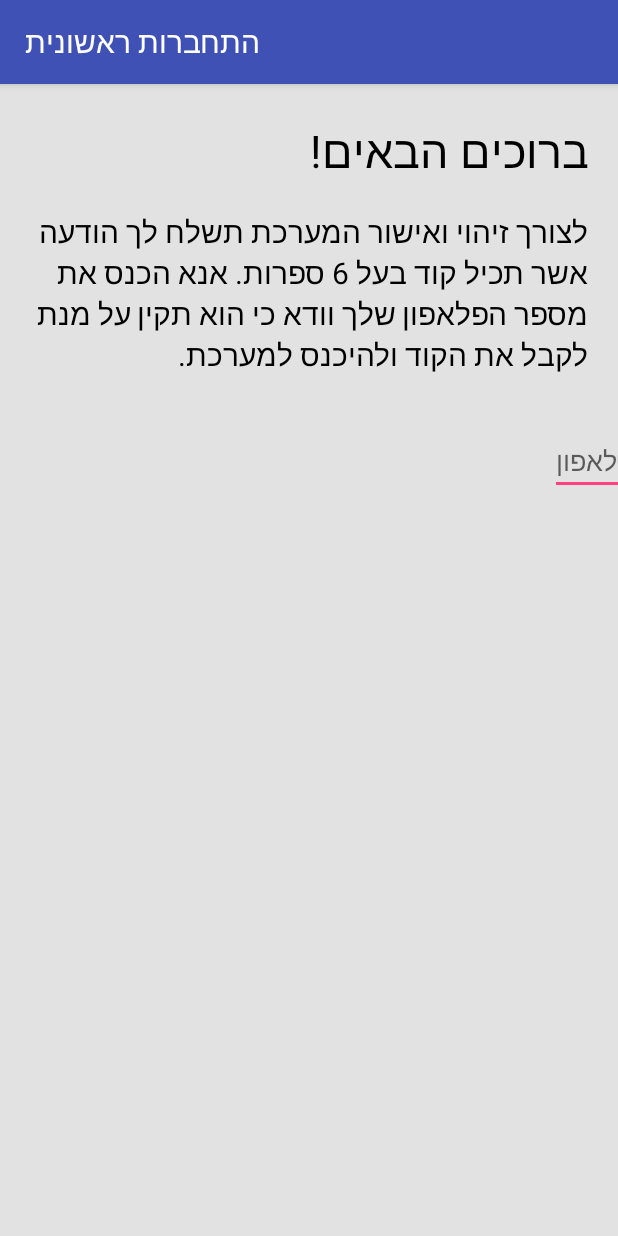
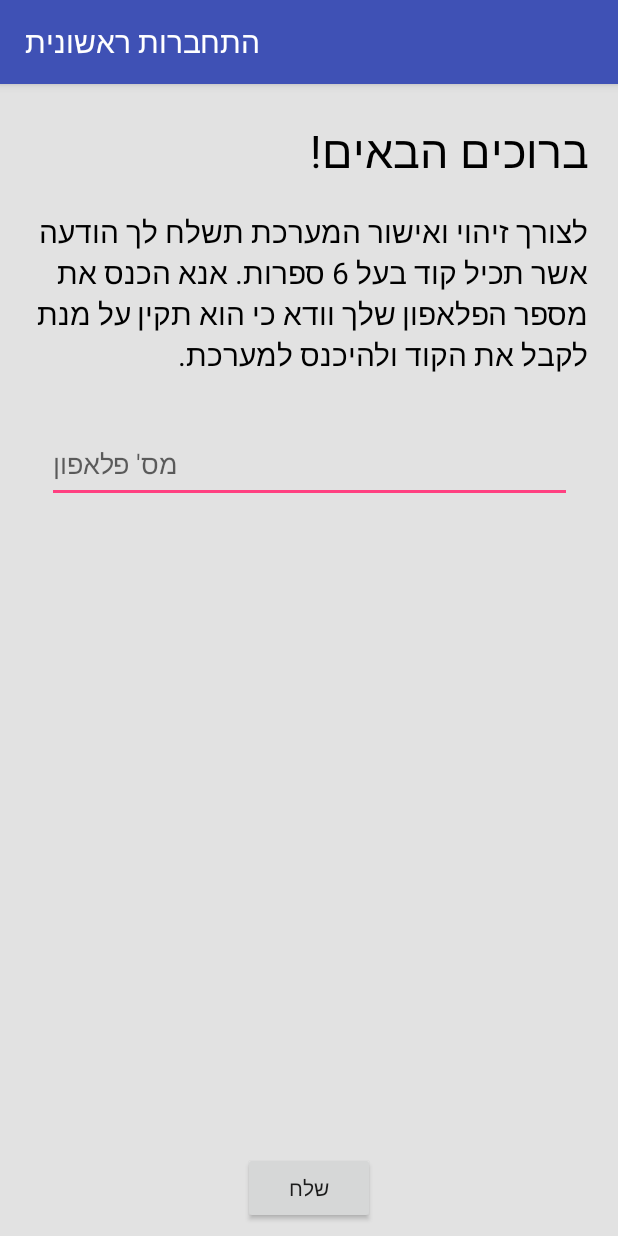
Before and after one commit to dordots/Yedidim, an Android app: the screen it shows after launch (LoginActivity), on a phone screen of 412 x 824 dp. Run offline under Robolectric (Android 15) with nearby library versions, the phone set to English and light mode, and no system bars; our stand-ins replace ButterKnife, Dagger/Hilt's generated code, Firebase (no records; nobody signed in at launch, a user with empty details on screens opened directly), RxJava, Timber; libraries missing offline, so code that uses them is left out: com.jakewharton.rxbinding2; 4 statements that could not run were skipped.

Commit message:
change login page

```diff
--- a/app/src/main/AndroidManifest.xml
+++ b/app/src/main/AndroidManifest.xml
@@ -24,7 +24,8 @@
         </activity>
         <activity
             android:name=".LoginActivity"
-            android:label="@string/first_login" />
+            android:label="@string/first_login"
+            android:windowSoftInputMode="adjustResize"/>
         <activity
             android:name=".Activity.PersonalInformationActivity"
             android:label="@string/personal_information_title" />
--- a/app/src/main/res/layout/activity_login.xml
+++ b/app/src/main/res/layout/activity_login.xml
@@ -4,7 +4,7 @@
     xmlns:tools="http://schemas.android.com/tools"
     android:layout_width="match_parent"
     android:layout_height="match_parent"
-    tools:context="com.startach.yedidim.Activity.LoginActivity"
+    tools:context="com.startach.yedidim.LoginActivity"
     android:background="#e2e2e2">
 
     <TextView
@@ -37,19 +37,30 @@
 
     <EditText
         android:id="@+id/phoneField"
-        android:layout_width="wrap_content"
-        android:layout_height="wrap_content"
+        android:layout_width="350dp"
+        android:layout_height="51dp"
         android:layout_margin="20dp"
-        android:layout_marginRight="8dp"
         android:layout_marginTop="8dp"
         android:hint="@string/phone_number"
         android:inputType="phone"
         android:text=""
         app:layout_constraintBottom_toBottomOf="parent"
-        app:layout_constraintLeft_toRightOf="parent"
         app:layout_constraintRight_toRightOf="parent"
         app:layout_constraintTop_toBottomOf="@+id/firstLogin"
-        app:layout_constraintVertical_bias="0.03" />
+        app:layout_constraintVertical_bias="0.03"
+        android:layout_marginEnd="8dp"
+        android:layout_marginLeft="8dp"
+        app:layout_constraintLeft_toLeftOf="parent" />
+    <Button
+        android:text="@string/Send"
+        android:layout_width="88dp"
+        android:layout_height="wrap_content"
+        android:layout_marginRight="8dp"
+        app:layout_constraintRight_toRightOf="parent"
+        android:layout_marginLeft="8dp"
+        app:layout_constraintLeft_toLeftOf="parent"
+        app:layout_constraintBottom_toBottomOf="parent"
+        android:layout_marginBottom="8dp" />
 
 
 </android.support.constraint.ConstraintLayout>
--- a/app/src/main/res/values/strings.xml
+++ b/app/src/main/res/values/strings.xml
@@ -79,6 +79,7 @@
     <string name="server_access_error">שגיאה גישה לשרת!!</string>
     <string name="aboutus">ארגון מתנדבים בפריסה ארצית ממטולה ועד אילת, הארגון מספק כל עזרה ראשונה שאינה רפואית ללא הבדל דת, גזע, ומין, וללא כל תמורה, במשך 24 שעות ביממה. 6 ימים בשבוע חשיבותו של הארגון מתבטאת במקרים בהם אנשי מקצוע או כלים מתאימים אינם בנמצא.</string>
     <string name="day_default">day default</string>
+    <string name="Send">שלח</string>
 
 
     <string-array name="days_array">
```
